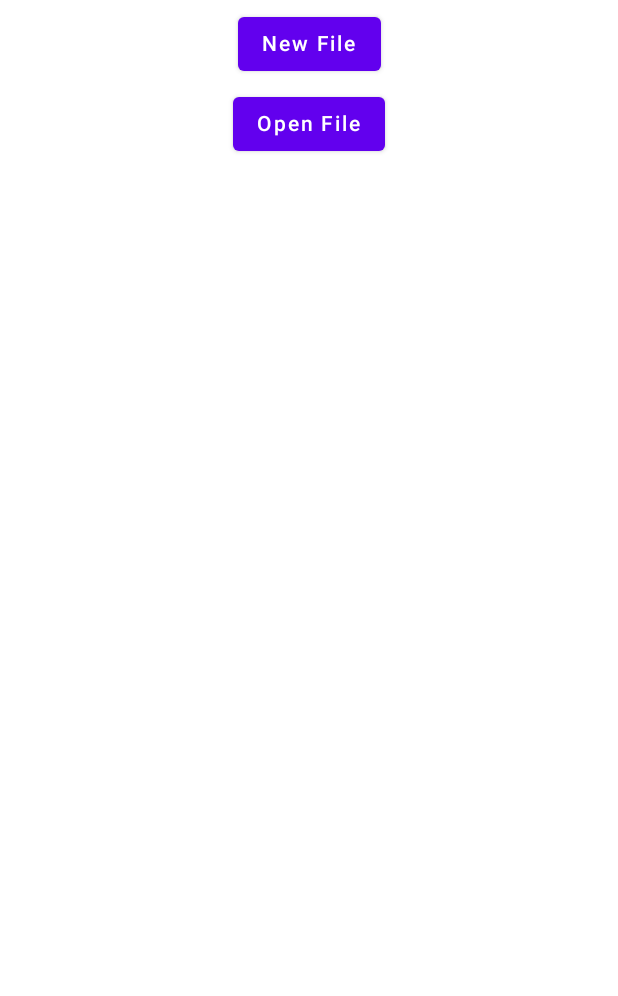
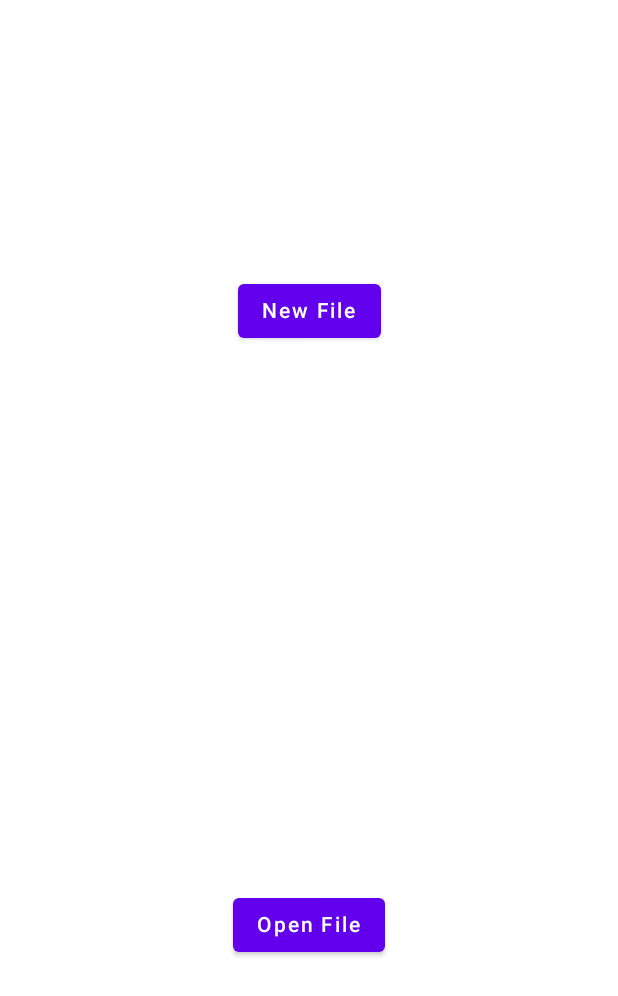
Before and after one commit to karino2/MDTouch, an Android app built with Jetpack Compose: the screen it shows after launch (FileChooserActivity), after a tap on "New File", on a phone screen of 412 x 824 dp. Shown: the top 996 px of the screen. Run offline under Robolectric (Android 15) with nearby library versions, the phone set to English and light mode, and no system bars; our stand-ins replace livedata-compose; libraries missing offline, so code that uses them is left out: org.intellij.markdown.

Commit message:
Centering two buttons of FileChooser.

```diff
--- a/app/src/main/java/io/github/karino2/mdtouch/FileChooserActivity.kt
+++ b/app/src/main/java/io/github/karino2/mdtouch/FileChooserActivity.kt
@@ -44,17 +44,23 @@ class FileChooserActivity : ComponentActivity() {
                 Surface(color = MaterialTheme.colors.background) {
                     Column(horizontalAlignment = Alignment.CenterHorizontally, modifier = Modifier
                         .fillMaxWidth()
+                        .fillMaxHeight()
                         .padding(5.dp)) {
-                        Button(onClick={
-                            getNewFile.launch("")
-                        }) {
-                            Text("New File")
+                        Box(modifier=Modifier.weight(1f)) {
+                            Button(onClick={
+                                getNewFile.launch("")
+                            }, modifier = Modifier.align(Alignment.Center)) {
+                                Text("New File")
+                            }
+
                         }
                         Spacer(modifier = Modifier.size(5.dp))
-                        Button(onClick={
-                            openFile.launch(arrayOf("text/*"))
-                        }) {
-                            Text("Open File")
+                        Box(modifier=Modifier.weight(1f)) {
+                            Button(onClick = {
+                                openFile.launch(arrayOf("text/*"))
+                            },  modifier = Modifier.align(Alignment.Center)) {
+                                Text("Open File")
+                            }
                         }
                     }
                 }
```
